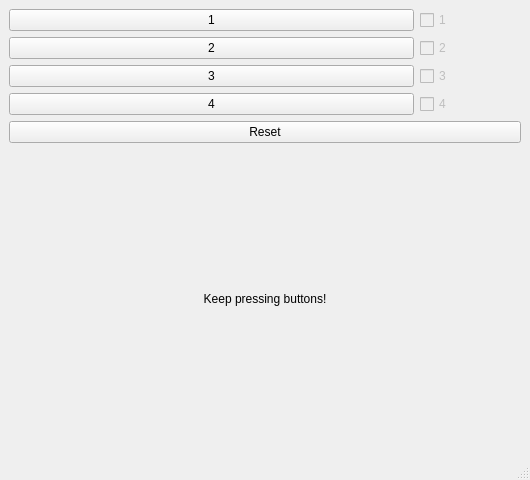
Qt form mainwindow.ui (AufarLIRS/CPP-2020-2021-HW10) before a commit.
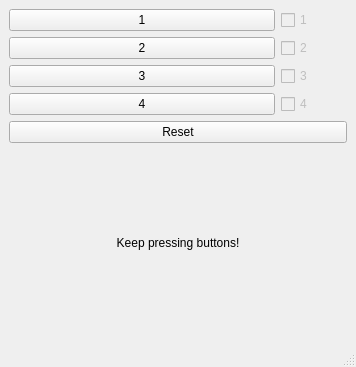
The same form after that commit.

Patch:
```diff
--- a/mainwindow.ui
+++ b/mainwindow.ui
@@ -6,8 +6,8 @@
    <rect>
     <x>0</x>
     <y>0</y>
-    <width>530</width>
-    <height>480</height>
+    <width>356</width>
+    <height>367</height>
    </rect>
   </property>
   <property name="sizePolicy">
```
